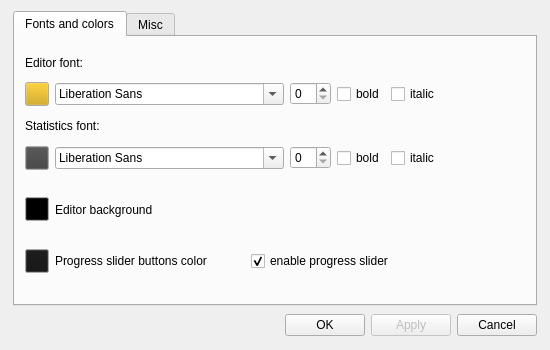
Old version of the form ui/optionsdialog.ui in the repository dbuksbaum/TextRoom.
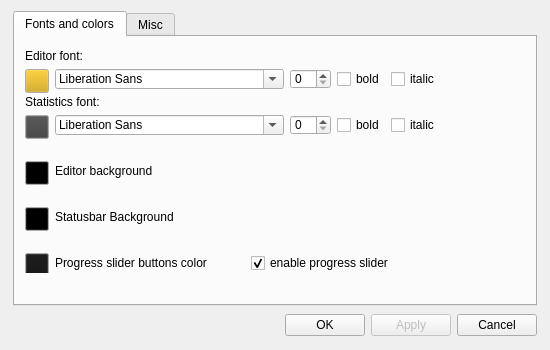
New version of the form.

Diff of the .ui file:
```diff
--- a/ui/optionsdialog.ui
+++ b/ui/optionsdialog.ui
@@ -381,6 +381,102 @@
             </item>
            </layout>
           </item>
+ 		  <item>
+           <spacer>
+            <property name="orientation" >
+             <enum>Qt::Vertical</enum>
+            </property>
+            <property name="sizeType" >
+             <enum>QSizePolicy::Fixed</enum>
+            </property>
+            <property name="sizeHint" >
+             <size>
+              <width>413</width>
+              <height>20</height>
+             </size>
+            </property>
+           </spacer>
+          </item>
+        
+
+
+		<item>
+           <layout class="QHBoxLayout" >
+            <item>
+             <widget class="QPushButton" name="pbStatusBarBgColor" >
+              <property name="sizePolicy" >
+               <sizepolicy vsizetype="Fixed" hsizetype="Fixed" >
+                <horstretch>0</horstretch>
+                <verstretch>0</verstretch>
+               </sizepolicy>
+              </property>
+              <property name="minimumSize" >
+               <size>
+                <width>24</width>
+                <height>24</height>
+               </size>
+              </property>
+              <property name="maximumSize" >
+               <size>
+                <width>24</width>
+                <height>24</height>
+               </size>
+              </property>
+              <property name="palette" >
+               <palette>
+                <active>
+                 <colorrole role="Button" >
+                  <brush brushstyle="SolidPattern" >
+                   <color alpha="255" >
+                    <red>0</red>
+                    <green>0</green>
+                    <blue>0</blue>
+                   </color>
+                  </brush>
+                 </colorrole>
+                </active>
+                <inactive>
+                 <colorrole role="Button" >
+                  <brush brushstyle="SolidPattern" >
+                   <color alpha="255" >
+                    <red>0</red>
+                    <green>0</green>
+                    <blue>0</blue>
+                   </color>
+                  </brush>
+                 </colorrole>
+                </inactive>
+                <disabled>
+                 <colorrole role="Button" >
+                  <brush brushstyle="SolidPattern" >
+                   <color alpha="255" >
+                    <red>0</red>
+                    <green>0</green>
+                    <blue>0</blue>
+                   </color>
+                  </brush>
+                 </colorrole>
+                </disabled>
+               </palette>
+              </property>
+              <property name="toolTip" >
+               <string>Statusbar Background color</string>
+              </property>
+              <property name="text" >
+               <string/>
+              </property>
+             </widget>
+            </item>
+            <item>
+             <widget class="QLabel" name="label" >
+              <property name="text" >
+               <string>Statusbar Background</string>
+              </property>
+             </widget>
+            </item>
+           </layout>
+          </item>
+
           <item>
            <spacer>
             <property name="orientation" >
```
